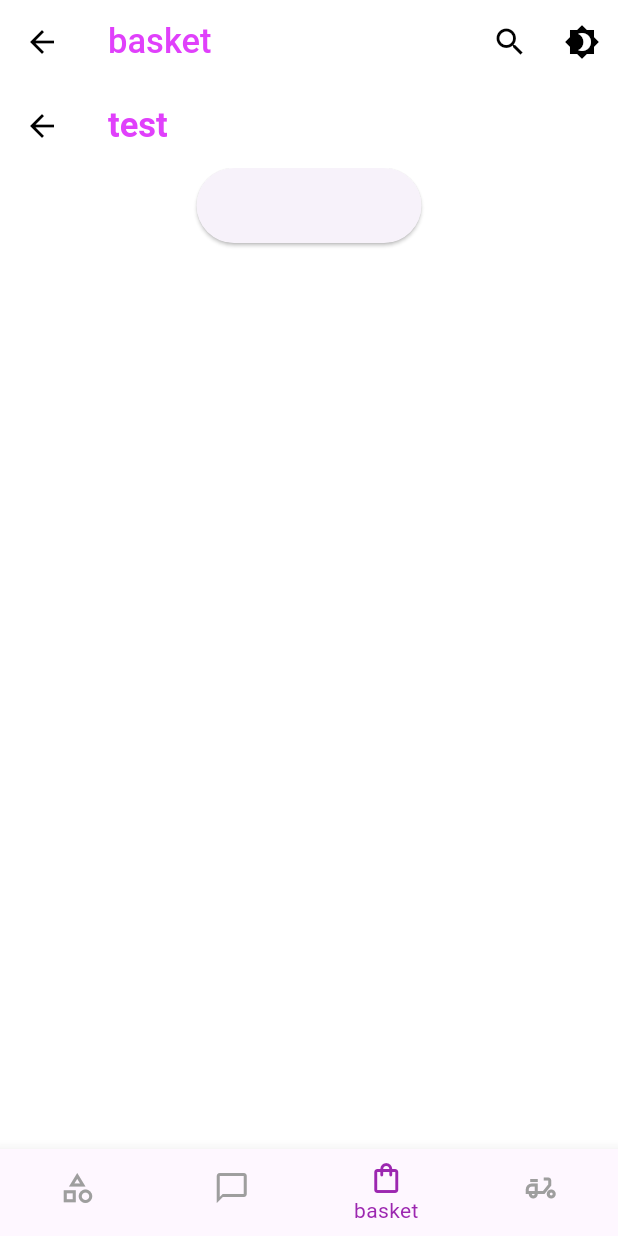
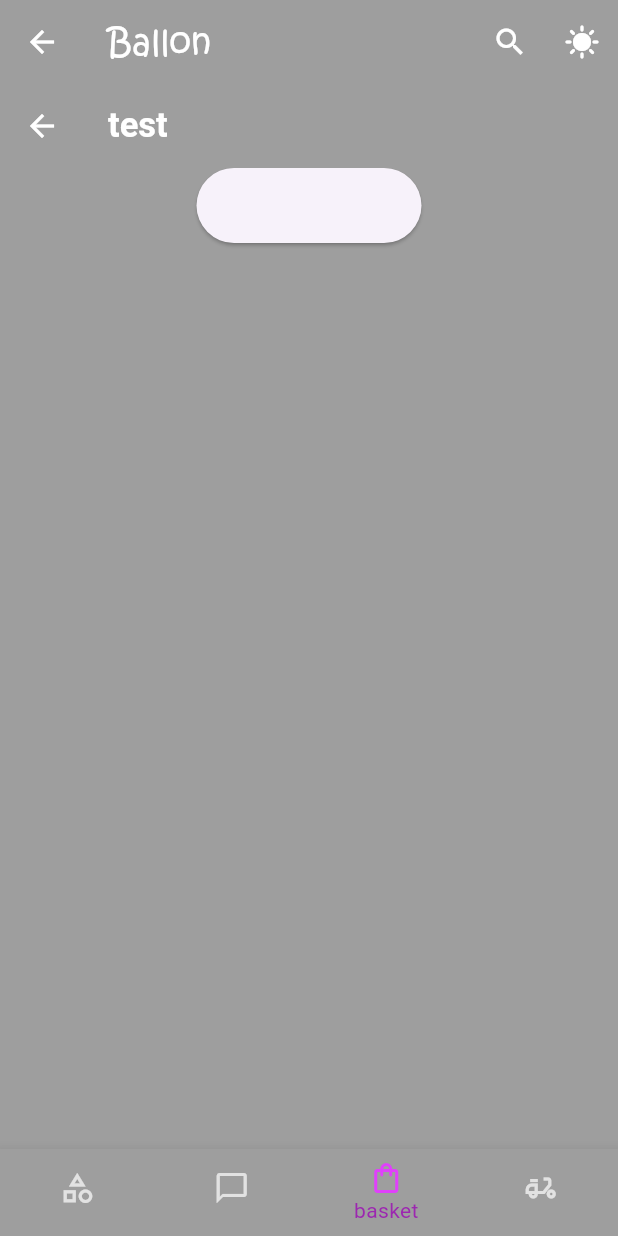
Before and after one commit to BaraaFarek/MyApp, a Flutter app: the home1 screen opened directly, item 3 of the bottom bar chosen, after a tap on the "search" icon, on a phone screen of 412 x 824 dp. Run offline on Flutter 3.47's test engine with Material 3 defaults, Android fonts, the phone set to English and light mode, and no system bars; our stand-ins replace bloc, dio, flutter_bloc.

Commit message:
update cubit

```diff
--- a/lib/layout/main_layout/Home_Screen.dart
+++ b/lib/layout/main_layout/Home_Screen.dart
@@ -26,25 +26,33 @@ class home1 extends StatelessWidget {
         listener: (BuildContext context, app_states state) {},
         builder: (BuildContext context, app_states state) {
           var cubit = app_cubit.get(context);
-          return SafeArea(
-            child: Scaffold(
+          return Scaffold(
+            // backgroundColor: cubit.isdark ? Colors.white : Colors.grey,
             appBar: AppBar(
+              backgroundColor: cubit.isdark ? Colors.grey[500] : Colors.white,
               elevation: 0.0,
               actions: [
-                  IconButton(onPressed: () {}, icon: Icon(Icons.search)),
+                IconButton(
+                    onPressed: () {},
+                    icon: Icon(
+                      Icons.search,
+                      color: cubit.isdark ? Colors.white : Colors.black,
+                    )),
                 IconButton(
                     onPressed: () {
                       app_cubit.get(context).changeMode();
                     },
-                      icon: Icon(Icons.brightness_4)),
+                    icon: Icon(
+                      cubit.isdark ? Icons.sunny : Icons.brightness_3_sharp,
+                      color: cubit.isdark ? Colors.white : Colors.black,
+                    )),
               ],
               title: Text(
-                  app_cubit
-                      .get(context)
-                      .titles[app_cubit.get(context).currentindex],
+                'Ballon',
                 style: TextStyle(
                   fontWeight: FontWeight.w500,
-                    color: Colors.purpleAccent,
+                  fontFamily: 'ITCKRIST.TTF',
+                  color: cubit.isdark ? Colors.white : Colors.purpleAccent,
                 ),
               ),
             ),
@@ -62,7 +70,6 @@ class home1 extends StatelessWidget {
                 cubit.changeIndex(index);
               },
             ),
-            ),
           );
         },
       ),
--- a/lib/layout/main_layout/categories.dart
+++ b/lib/layout/main_layout/categories.dart
@@ -20,9 +20,9 @@ class Categories_screen extends StatelessWidget {
         children: [
           Row(),
           SizedBox(
-            height: 560,
+            height: 500,
             child: ListView.builder(
-              itemCount: 10, // عدد العناصر التي ترغب في عرضها
+              itemCount: 5, // عدد العناصر التي ترغب في عرضها
               itemBuilder: (context, index) {
                 return ListTile(
                   leading: Icon(Icons.person), // العنصر الأول في كل سطر
```
Also changed, not shown: lib/layout/todo_app/Home_Screen.dart (deleted, +0 -273 lines), lib/layout/todo_app/archived_Screen.dart (deleted, +0 -18 lines), lib/layout/todo_app/done_screen.dart (deleted, +0 -18 lines), lib/layout/todo_app/tasks_screen.dart (deleted, +0 -18 lines), lib/main.dart (+39 -38 lines), pubspec.yaml (+6 -7 lines), assets/fonts/ITCKRIST.TTF (added). Lines whose indentation alone changed are shown as unchanged.
